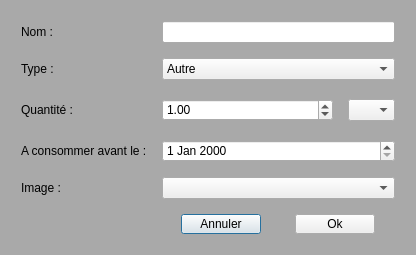
ACoupat/Refrigestion, file fenetreajoutingredient.ui: the form before one commit.
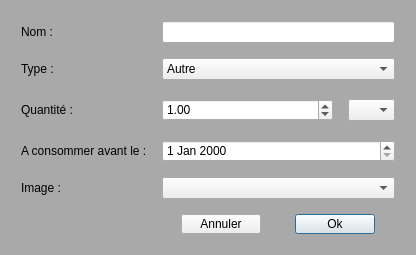
The form after the commit.

The edit to the form file:
```diff
--- a/fenetreajoutingredient.ui
+++ b/fenetreajoutingredient.ui
@@ -212,6 +212,9 @@
          <property name="text">
           <string>Annuler</string>
          </property>
+         <property name="autoDefault">
+          <bool>false</bool>
+         </property>
         </widget>
        </item>
        <item>
```
Left out of the diff: 4 changed lines with no effect on the pictures.
